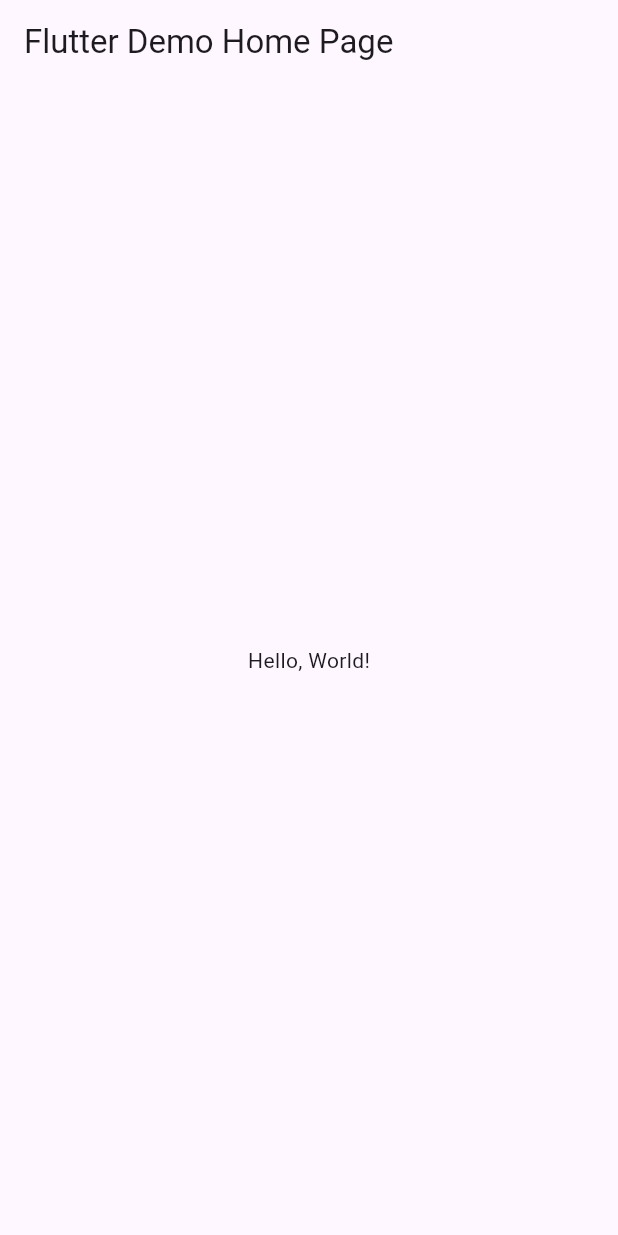
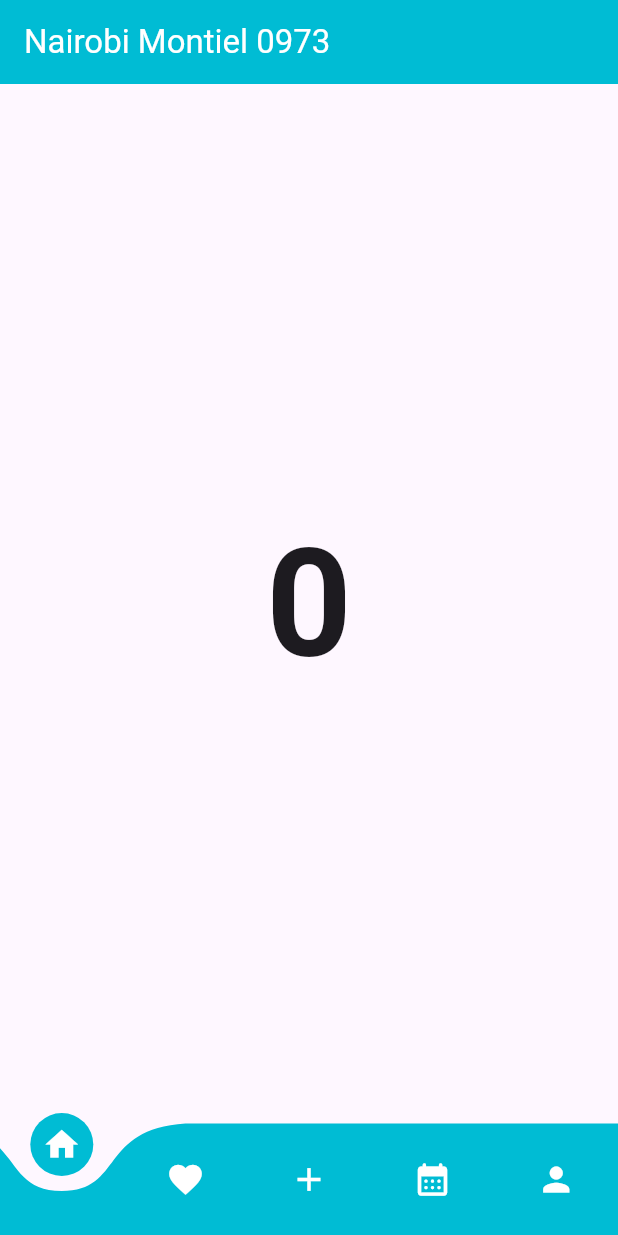
Before and after one commit to nkmserrano/act7_cbnav_0973, a Flutter app: the screen it shows after launch, on a phone screen of 412 x 824 dp. Run offline on Flutter 3.47's test engine with Material 3 defaults, Android fonts, the phone set to English and light mode, and no system bars; drawn by our look-alikes of curved_navigation_bar.

```diff
--- /dev/null
+++ b/lib/home.dart
@@ -0,0 +1,51 @@
+import 'package:curved_navigation_bar/curved_navigation_bar.dart';
+import 'package:flutter/material.dart';
+
+class HomePage extends StatefulWidget {
+  const HomePage({super.key});
+
+  @override
+  State<HomePage> createState() => _HomePageState();
+}
+
+class _HomePageState extends State<HomePage> {
+  int _page = 0;
+
+  @override
+  Widget build(BuildContext context) {
+    return Scaffold(
+      bottomNavigationBar: CurvedNavigationBar(
+        backgroundColor: Colors.transparent,
+        buttonBackgroundColor: Colors.cyan,
+        color: Colors.cyan,
+        animationDuration: const Duration(milliseconds: 300),
+        items: const <Widget>[
+          Icon(Icons.home, size: 26, color: Colors.white),
+          Icon(Icons.favorite, size: 26, color: Colors.white),
+          Icon(Icons.add, size: 26, color: Colors.white),
+          Icon(Icons.calendar_month_rounded, size: 26, color: Colors.white),
+          Icon(Icons.person, size: 26, color: Colors.white),
+        ],
+        onTap: (index) {
+          setState(() {
+            _page = index;
+          });
+        },
+      ),
+      appBar: AppBar(
+        backgroundColor: Colors.cyan,
+        title: const Text('Nairobi Montiel 0973',
+            style: TextStyle(color: Colors.white)),
+      ),
+      body: Center(
+        child: Text(
+          _page.toString(),
+          style: const TextStyle(
+            fontSize: 100,
+            fontWeight: FontWeight.bold,
+          ),
+        ),
+      ),
+    );
+  }
+}
--- a/lib/main.dart
+++ b/lib/main.dart
@@ -1,43 +1,18 @@
+import 'package:montiel_act7/home.dart';
 import 'package:flutter/material.dart';
 
-void main() => runApp(MyApp());
+void main() {
+  runApp(const MyApp());
+}
 
 class MyApp extends StatelessWidget {
   const MyApp({super.key});
-  // This widget is the root of your application.
+
   @override
   Widget build(BuildContext context) {
-    return MaterialApp(
-      // Application name
-      title: 'Flutter Hello World',
-      // Application theme data, you can set the colors for the application as
-      // you want
-      theme: ThemeData(
-        // useMaterial3: false,
-        primarySwatch: Colors.blue,
-      ),
-      // A widget which will be started on application startup
-      home: MyHomePage(title: 'Flutter Demo Home Page'),
+    return const MaterialApp(
+      debugShowCheckedModeBanner: false,
+      home: HomePage(),
     );
   }
 }
-
-class MyHomePage extends StatelessWidget {
-  final String title;
-  const MyHomePage({super.key, required this.title});
-
-  @override
-  Widget build(BuildContext context) {
-    return Scaffold(
-      appBar: AppBar(
-        // The title text which will be shown on the action bar
-        title: Text(title),
-      ),
-      body: Center(
-        child: Text(
-          'Hello, World!',
-        ),
-      ),
-    );
-  }
-}
--- a/pubspec.yaml
+++ b/pubspec.yaml
@@ -9,11 +9,15 @@ environment:
 dependencies:
   flutter:
     sdk: flutter
+  # The following adds the Cupertino Icons font to your application.
+  # Use with the CupertinoIcons class for iOS style icons.
+  cupertino_icons: ^1.0.2
+  curved_navigation_bar: ^1.0.3
 
 dev_dependencies:
   flutter_test:
     sdk: flutter
-  flutter_lints: ^2.0.2
+  flutter_lints: ^2.0.0
 
 flutter:
   uses-material-design: true
```
